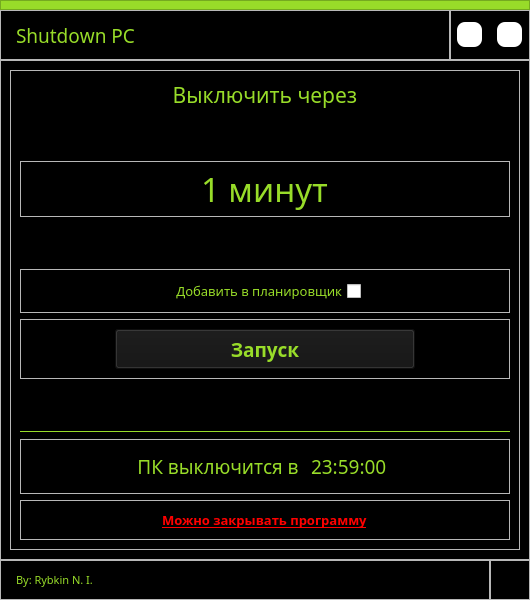
First picture: the form in ui/main.ui, repository rybkinn/ShutdownPC, before the edit.
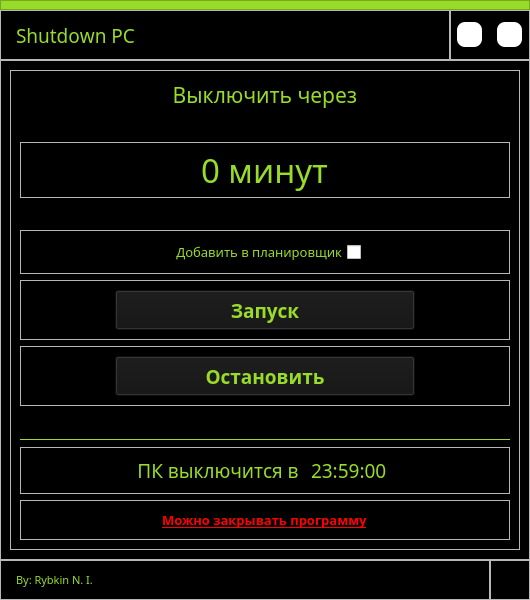
Second picture: the form after the edit. The open tabs and pages were chosen to show the change. Icons and pictures are not drawn.

Diff of the .ui file:
```diff
--- a/ui/main.ui
+++ b/ui/main.ui
@@ -911,7 +911,7 @@
                        <string/>
                       </property>
                       <property name="minimum">
-                       <number>1</number>
+                       <number>0</number>
                       </property>
                       <property name="maximum">
                        <number>99999</number>
@@ -1106,6 +1106,96 @@
                    </layout>
                   </widget>
                  </item>
+                 <item>
+                  <widget class="QFrame" name="frame_7">
+                   <property name="frameShape">
+                    <enum>QFrame::StyledPanel</enum>
+                   </property>
+                   <property name="frameShadow">
+                    <enum>QFrame::Raised</enum>
+                   </property>
+                   <layout class="QHBoxLayout" name="horizontalLayout_12">
+                    <item>
+                     <spacer name="horizontalSpacer_13">
+                      <property name="orientation">
+                       <enum>Qt::Horizontal</enum>
+                      </property>
+                      <property name="sizeHint" stdset="0">
+                       <size>
+                        <width>40</width>
+                        <height>20</height>
+                       </size>
+                      </property>
+                     </spacer>
+                    </item>
+                    <item>
+                     <widget class="QPushButton" name="pushButton_4">
+                      <property name="enabled">
+                       <bool>true</bool>
+                      </property>
+                      <property name="minimumSize">
+                       <size>
+                        <width>300</width>
+                        <height>40</height>
+                       </size>
+                      </property>
+                      <property name="font">
+                       <font>
+                        <family>a_LCDNova</family>
+                        <pointsize>14</pointsize>
+                        <weight>75</weight>
+                        <bold>true</bold>
+                       </font>
+                      </property>
+                      <property name="cursor">
+                       <cursorShape>PointingHandCursor</cursorShape>
+                      </property>
+                      <property name="layoutDirection">
+                       <enum>Qt::RightToLeft</enum>
+                      </property>
+                      <property name="styleSheet">
+                       <string notr="true">QPushButton {
+	background-color: rgb(20, 20, 20);
+	color: rgb(152, 220, 41);
+}
+QPushButton:hover {
+	background-color: rgba(50, 50, 50, 150);
+}</string>
+                      </property>
+                      <property name="text">
+                       <string>Остановить</string>
+                      </property>
+                      <property name="icon">
+                       <iconset resource="resource/resource.qrc">
+                        <normaloff>:/btn/stop.png</normaloff>:/btn/stop.png</iconset>
+                      </property>
+                      <property name="iconSize">
+                       <size>
+                        <width>29</width>
+                        <height>29</height>
+                       </size>
+                      </property>
+                      <property name="flat">
+                       <bool>false</bool>
+                      </property>
+                     </widget>
+                    </item>
+                    <item>
+                     <spacer name="horizontalSpacer_14">
+                      <property name="orientation">
+                       <enum>Qt::Horizontal</enum>
+                      </property>
+                      <property name="sizeHint" stdset="0">
+                       <size>
+                        <width>40</width>
+                        <height>20</height>
+                       </size>
+                      </property>
+                     </spacer>
+                    </item>
+                   </layout>
+                  </widget>
+                 </item>
                  <item>
                   <spacer name="verticalSpacer_8">
                    <property name="orientation">
```
